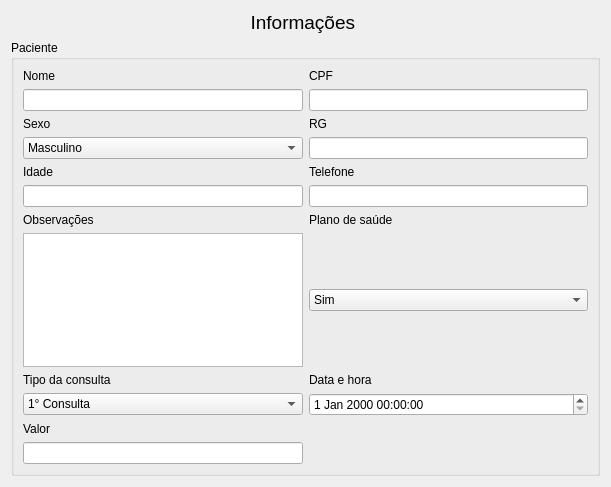
First picture: the form in ui/info_consultas.ui, repository mateusangeli/PEPMED, before the edit.
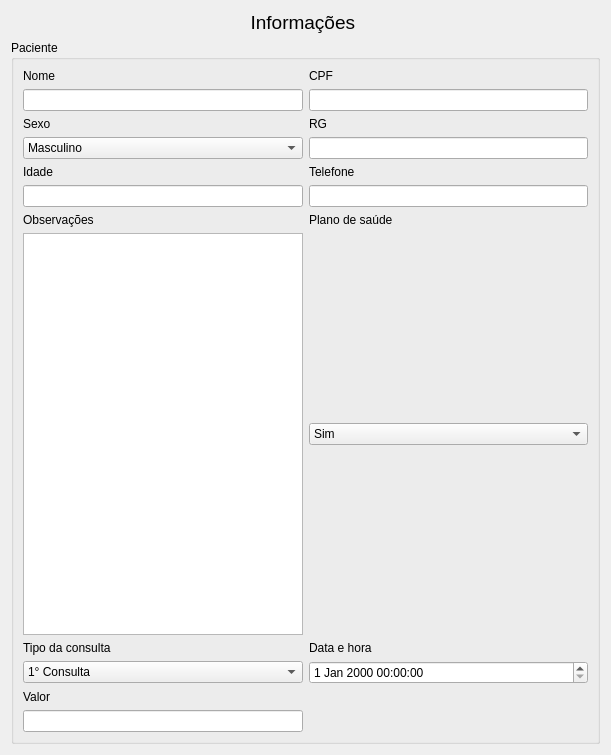
Second picture: the form after the edit. Icons and pictures are not drawn.

What changed in the file:
```diff
--- a/ui/info_consultas.ui
+++ b/ui/info_consultas.ui
@@ -7,7 +7,7 @@
     <x>0</x>
     <y>0</y>
     <width>611</width>
-    <height>487</height>
+    <height>755</height>
    </rect>
   </property>
   <property name="sizePolicy">
@@ -43,84 +43,6 @@
      <layout class="QHBoxLayout" name="horizontalLayout">
       <item>
        <layout class="QGridLayout" name="gridLayout">
-        <item row="5" column="1">
-         <widget class="QLineEdit" name="lineEdit_5"/>
-        </item>
-        <item row="6" column="0">
-         <widget class="QLabel" name="label_9">
-          <property name="text">
-           <string>Observações</string>
-          </property>
-         </widget>
-        </item>
-        <item row="7" column="1">
-         <widget class="QComboBox" name="comboBox_2">
-          <item>
-           <property name="text">
-            <string>Sim</string>
-           </property>
-          </item>
-          <item>
-           <property name="text">
-            <string>Não</string>
-           </property>
-          </item>
-         </widget>
-        </item>
-        <item row="6" column="1">
-         <widget class="QLabel" name="label_8">
-          <property name="text">
-           <string>Plano de saúde</string>
-          </property>
-         </widget>
-        </item>
-        <item row="9" column="0">
-         <widget class="QComboBox" name="comboBox_3">
-          <item>
-           <property name="text">
-            <string>1° Consulta</string>
-           </property>
-          </item>
-          <item>
-           <property name="text">
-            <string>Retorno</string>
-           </property>
-          </item>
-         </widget>
-        </item>
-        <item row="8" column="0">
-         <widget class="QLabel" name="label_10">
-          <property name="text">
-           <string>Tipo da consulta</string>
-          </property>
-         </widget>
-        </item>
-        <item row="7" column="0">
-         <widget class="QTextEdit" name="textEdit"/>
-        </item>
-        <item row="8" column="1">
-         <widget class="QLabel" name="label_11">
-          <property name="text">
-           <string>Data e hora</string>
-          </property>
-         </widget>
-        </item>
-        <item row="9" column="1">
-         <widget class="QDateTimeEdit" name="dateTimeEdit"/>
-        </item>
-        <item row="3" column="1">
-         <widget class="QLineEdit" name="lineEdit_3"/>
-        </item>
-        <item row="0" column="1">
-         <widget class="QLabel" name="label_3">
-          <property name="text">
-           <string>CPF</string>
-          </property>
-         </widget>
-        </item>
-        <item row="1" column="0">
-         <widget class="QLineEdit" name="lineEdit"/>
-        </item>
         <item row="1" column="1">
          <widget class="QLineEdit" name="lineEdit_2"/>
         </item>
@@ -176,15 +98,115 @@
           </property>
          </widget>
         </item>
-        <item row="10" column="0">
+        <item row="12" column="0">
          <widget class="QLabel" name="label_12">
           <property name="text">
            <string>Valor</string>
           </property>
          </widget>
         </item>
+        <item row="13" column="0">
+         <widget class="QLineEdit" name="valor"/>
+        </item>
+        <item row="6" column="1">
+         <widget class="QLabel" name="label_8">
+          <property name="text">
+           <string>Plano de saúde</string>
+          </property>
+         </widget>
+        </item>
+        <item row="7" column="1">
+         <widget class="QComboBox" name="combo_plano">
+          <item>
+           <property name="text">
+            <string>Sim</string>
+           </property>
+          </item>
+          <item>
+           <property name="text">
+            <string>Não</string>
+           </property>
+          </item>
+         </widget>
+        </item>
+        <item row="5" column="1">
+         <widget class="QLineEdit" name="telefone"/>
+        </item>
+        <item row="6" column="0">
+         <widget class="QLabel" name="label_9">
+          <property name="text">
+           <string>Observações</string>
+          </property>
+         </widget>
+        </item>
+        <item row="10" column="1">
+         <widget class="QLabel" name="label_11">
+          <property name="text">
+           <string>Data e hora</string>
+          </property>
+         </widget>
+        </item>
+        <item row="7" column="0">
+         <widget class="QTextEdit" name="obs"/>
+        </item>
         <item row="11" column="0">
-         <widget class="QLineEdit" name="lineEdit_6"/>
+         <widget class="QComboBox" name="combo_tipo">
+          <item>
+           <property name="text">
+            <string>1° Consulta</string>
+           </property>
+          </item>
+          <item>
+           <property name="text">
+            <string>Retorno</string>
+           </property>
+          </item>
+         </widget>
+        </item>
+        <item row="10" column="0">
+         <widget class="QLabel" name="label_10">
+          <property name="text">
+           <string>Tipo da consulta</string>
+          </property>
+         </widget>
+        </item>
+        <item row="3" column="1">
+         <widget class="QLineEdit" name="rg"/>
+        </item>
+        <item row="11" column="1">
+         <widget class="QDateTimeEdit" name="data_consulta"/>
+        </item>
+        <item row="0" column="1">
+         <widget class="QLabel" name="label_3">
+          <property name="text">
+           <string>CPF</string>
+          </property>
+         </widget>
+        </item>
+        <item row="1" column="0">
+         <widget class="QLineEdit" name="nome"/>
+        </item>
+        <item row="13" column="1">
+         <widget class="QLabel" name="label_13">
+          <property name="minimumSize">
+           <size>
+            <width>100</width>
+            <height>0</height>
+           </size>
+          </property>
+          <property name="text">
+           <string/>
+          </property>
+          <property name="pixmap">
+           <pixmap>../icons/foto cadastro.png</pixmap>
+          </property>
+          <property name="scaledContents">
+           <bool>false</bool>
+          </property>
+          <property name="margin">
+           <number>0</number>
+          </property>
+         </widget>
         </item>
        </layout>
       </item>
```
Left out of the diff: 20 changed lines with no effect on the pictures.
